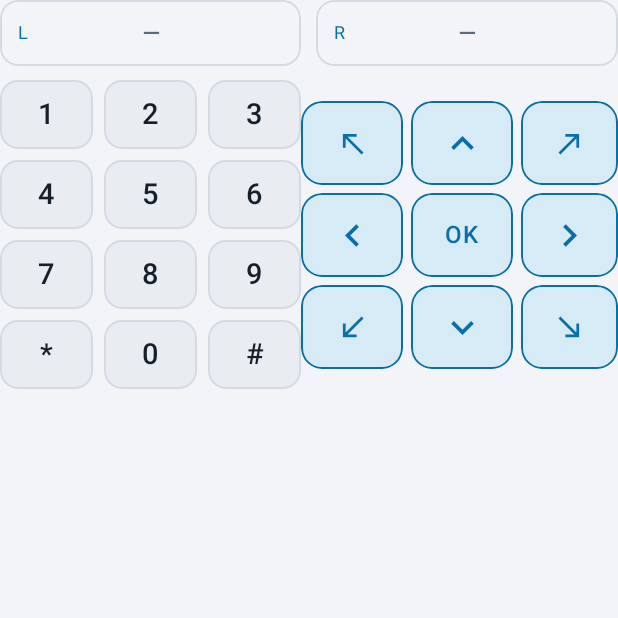
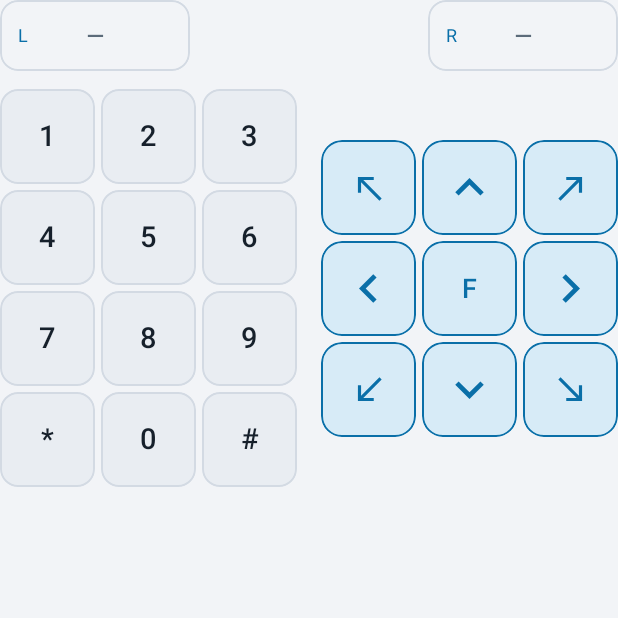
Before and after one commit to thanhtinz/emulator_java, an Android app built with Jetpack Compose: the composable Keypad called with empty values, on a phone screen of 412 x 824 dp, the top half of it. Run offline under Robolectric (Android 15) with nearby library versions, the phone set to English and light mode, and no system bars; libraries missing offline, so code that uses them is left out: com.mobicore.core; 1 statement that could not run was skipped.

Commit message:
Size the keypad the way J2ME Loader does
Its keys are square and measured off the screen, not off a guess:
keySize = min(width, height) / 6.5 upright, max(width, height) / 12
turned, with PHONE_KEY_SCALE_X = 2.0 and PHONE_KEY_SCALE_Y = 0.75 for
the two softkeys so they read as a wide, shallow bar. The fire key says
"F", as it does there and as MIDP names it.

All three keypads now derive their sizes that way rather than carrying
hard-coded 62x46 and 68x56 boxes, so a big phone gets big keys. The
keypad is laid out first and the game takes the space that is left: a
key that misses the thumb is worse than a game drawn slightly smaller.
Turned, the key size is also held to what its column can fit, since the
column is beside the game here rather than floating over it.

```diff
--- a/android/app/src/main/kotlin/com/mobicore/app/ui/EmulatorScreen.kt
+++ b/android/app/src/main/kotlin/com/mobicore/app/ui/EmulatorScreen.kt
@@ -16,7 +16,6 @@ import androidx.compose.foundation.layout.fillMaxHeight
 import androidx.compose.foundation.layout.fillMaxSize
 import androidx.compose.foundation.layout.fillMaxWidth
 import androidx.compose.foundation.layout.height
-import androidx.compose.foundation.layout.width
 import androidx.compose.foundation.layout.padding
 import androidx.compose.foundation.text.KeyboardActions
 import androidx.compose.foundation.text.KeyboardOptions
@@ -172,7 +171,7 @@ fun EmulatorScreen(
                     softKeyLabel = engine.leftSoftKeyLabel(),
                     onPress = { engine.pressButton(it) },
                     onRelease = { engine.releaseButton(it) },
-                    modifier = Modifier.width(232.dp).fillMaxHeight().padding(vertical = 8.dp),
+                    modifier = Modifier.fillMaxHeight().padding(vertical = 8.dp),
                 )
                 Box(Modifier.weight(1f).fillMaxHeight(), contentAlignment = Alignment.Center) {
                     GameSurface(engine, library, suiteId)
@@ -182,7 +181,7 @@ fun EmulatorScreen(
                     softKeyLabel = engine.rightSoftKeyLabel(),
                     onPress = { engine.pressButton(it) },
                     onRelease = { engine.releaseButton(it) },
-                    modifier = Modifier.width(232.dp).fillMaxHeight().padding(vertical = 8.dp),
+                    modifier = Modifier.fillMaxHeight().padding(vertical = 8.dp),
                 )
             }
             val landscapeError = engine.lastError
--- a/android/app/src/main/kotlin/com/mobicore/app/ui/Keypad.kt
+++ b/android/app/src/main/kotlin/com/mobicore/app/ui/Keypad.kt
@@ -5,12 +5,15 @@ import androidx.compose.foundation.border
 import androidx.compose.foundation.gestures.detectTapGestures
 import androidx.compose.foundation.layout.Arrangement
 import androidx.compose.foundation.layout.Box
+import androidx.compose.foundation.layout.BoxWithConstraints
 import androidx.compose.foundation.layout.Column
 import androidx.compose.foundation.layout.Row
+import androidx.compose.foundation.layout.fillMaxSize
 import androidx.compose.foundation.layout.fillMaxWidth
 import androidx.compose.foundation.layout.height
 import androidx.compose.foundation.layout.padding
 import androidx.compose.foundation.layout.size
+import androidx.compose.foundation.layout.width
 import androidx.compose.foundation.shape.RoundedCornerShape
 import androidx.compose.material.icons.Icons
 import androidx.compose.material.icons.filled.KeyboardArrowDown
@@ -34,8 +37,34 @@ import androidx.compose.ui.draw.clip
 import androidx.compose.ui.graphics.vector.ImageVector
 import androidx.compose.ui.input.pointer.pointerInput
 import androidx.compose.ui.text.font.FontWeight
+import androidx.compose.ui.platform.LocalConfiguration
+import androidx.compose.ui.unit.Dp
 import androidx.compose.ui.unit.dp
 import androidx.compose.ui.unit.sp
+
+/**
+ * Key metrics taken from J2ME Loader's on-screen keypad, which is the one
+ * every player of these games already has their thumbs trained on.
+ *
+ * Its keys are square and sized off the screen rather than off a designer's
+ * guess: `keySize = min(width, height) / 6.5` upright, `max(width, height) /
+ * 12` when the phone is turned. The two softkeys are the one exception —
+ * `PHONE_KEY_SCALE_X = 2.0f`, `PHONE_KEY_SCALE_Y = 0.75f` — so they read as a
+ * wide, shallow bar rather than as two more keys in the grid.
+ */
+private const val KEY_DIVISOR_UPRIGHT = 6.5f
+private const val KEY_DIVISOR_TURNED = 12f
+private const val SOFT_SCALE_X = 2.0f
+private const val SOFT_SCALE_Y = 0.75f
+/** A hair of daylight between keys; J2ME Loader snaps its keys together. */
+private val GAP = 4.dp
+
+@Composable
+private fun uprightKeySize(): Dp {
+    val configuration = LocalConfiguration.current
+    return (minOf(configuration.screenWidthDp, configuration.screenHeightDp)
+        / KEY_DIVISOR_UPRIGHT).dp
+}
 
 /**
  * Bàn phím ảo của điện thoại.
@@ -56,23 +85,24 @@ fun Keypad(
     rightSoftKey: String?,
     modifier: Modifier = Modifier,
 ) {
-    Column(modifier, verticalArrangement = Arrangement.spacedBy(9.dp)) {
+    val key = uprightKeySize()
+    Column(modifier, verticalArrangement = Arrangement.spacedBy(GAP * 3)) {
         // Directly under the screen, so they line up with the labels the
         // system draws along its bottom edge, as they do on a handset.
         // The two softkeys and nothing else. The call, end and clear keys a
         // handset carried are gone from the pad: they were there because the
         // device was a phone, and on screen they crowd the keys games read.
-        Row(Modifier.fillMaxWidth(), horizontalArrangement = Arrangement.spacedBy(10.dp)) {
-            SoftKey(leftSoftKey, "softLeft", onPress, onRelease, Modifier.weight(1f))
-            SoftKey(rightSoftKey, "softRight", onPress, onRelease, Modifier.weight(1f))
+        Row(Modifier.fillMaxWidth(), horizontalArrangement = Arrangement.SpaceBetween) {
+            SoftKey(leftSoftKey, "softLeft", onPress, onRelease, key)
+            SoftKey(rightSoftKey, "softRight", onPress, onRelease, key)
         }
         Row(
             Modifier.fillMaxWidth(),
             horizontalArrangement = Arrangement.SpaceBetween,
             verticalAlignment = Alignment.CenterVertically,
         ) {
-            NumericPad(onPress, onRelease)
-            DirectionalPad(onPress, onRelease)
+            NumericPad(onPress, onRelease, key)
+            DirectionalPad(onPress, onRelease, key)
         }
     }
 }
@@ -93,23 +123,33 @@ fun ControlColumn(
     onRelease: (String) -> Unit,
     modifier: Modifier = Modifier,
 ) {
+    // Turned, J2ME Loader sizes its keys off the long edge. Its keypad floats
+    // over the game, though, and this one has a column to itself, so the size
+    // is also held to what the column can hold.
+    val configuration = LocalConfiguration.current
+    val turned = (maxOf(configuration.screenWidthDp, configuration.screenHeightDp)
+        / KEY_DIVISOR_TURNED).dp
+    BoxWithConstraints(modifier.width(turned * 3 + GAP * 2 + 24.dp)) {
+        val room = (maxHeight - GAP * 4) / (4 + SOFT_SCALE_Y)
+        val key = minOf(turned, room)
         Column(
-        modifier,
+            Modifier.fillMaxSize(),
             horizontalAlignment = Alignment.CenterHorizontally,
-        verticalArrangement = Arrangement.SpaceEvenly,
+            verticalArrangement = Arrangement.SpaceBetween,
         ) {
             if (directional) {
-            DirectionalPad(onPress, onRelease)
+                DirectionalPad(onPress, onRelease, key)
             } else {
-            NumericPad(onPress, onRelease)
+                NumericPad(onPress, onRelease, key)
             }
             SoftKey(
                 label = softKeyLabel,
                 button = if (directional) "softLeft" else "softRight",
                 onPress = onPress,
                 onRelease = onRelease,
-            modifier = Modifier.fillMaxWidth(0.86f),
+                key = key,
             )
+        }
     }
 }
 
@@ -129,14 +169,16 @@ private fun SoftKey(
     button: String,
     onPress: (String) -> Unit,
     onRelease: (String) -> Unit,
-    modifier: Modifier = Modifier,
+    key: Dp,
 ) {
     var held by remember { mutableStateOf(false) }
     val bound = !label.isNullOrEmpty()
     val mark = if (button == "softLeft") "L" else "R"
     Box(
-        modifier
-            .height(44.dp)
+        Modifier
+            // Two keys across, three quarters of a key tall: J2ME Loader's
+            // own proportions for these two.
+            .size(key * SOFT_SCALE_X, key * SOFT_SCALE_Y)
             .clip(RoundedCornerShape(12.dp))
             .background(
                 when {
@@ -178,18 +220,18 @@ private fun SoftKey(
  * it comes up by itself when a game asks for text.
  */
 @Composable
-private fun NumericPad(onPress: (String) -> Unit, onRelease: (String) -> Unit) {
+private fun NumericPad(onPress: (String) -> Unit, onRelease: (String) -> Unit, key: Dp) {
     val rows = listOf(
         listOf("1" to "num1", "2" to "num2", "3" to "num3"),
         listOf("4" to "num4", "5" to "num5", "6" to "num6"),
         listOf("7" to "num7", "8" to "num8", "9" to "num9"),
         listOf("*" to "star", "0" to "num0", "#" to "hash"),
     )
-    Column(verticalArrangement = Arrangement.spacedBy(7.dp)) {
+    Column(verticalArrangement = Arrangement.spacedBy(GAP)) {
         rows.forEach { row ->
-            Row(horizontalArrangement = Arrangement.spacedBy(7.dp)) {
+            Row(horizontalArrangement = Arrangement.spacedBy(GAP)) {
                 row.forEach { (label, button) ->
-                    NumberKey(label, button, onPress, onRelease)
+                    NumberKey(label, button, onPress, onRelease, key)
                 }
             }
         }
@@ -205,28 +247,28 @@ private fun NumericPad(onPress: (String) -> Unit, onRelease: (String) -> Unit) {
  * once, which is what these send.
  */
 @Composable
-private fun DirectionalPad(onPress: (String) -> Unit, onRelease: (String) -> Unit) {
+private fun DirectionalPad(onPress: (String) -> Unit, onRelease: (String) -> Unit, key: Dp) {
     Column(
         horizontalAlignment = Alignment.CenterHorizontally,
-        verticalArrangement = Arrangement.spacedBy(5.dp),
+        verticalArrangement = Arrangement.spacedBy(GAP),
     ) {
-        Row(horizontalArrangement = Arrangement.spacedBy(5.dp)) {
-            ArrowKey(Icons.Filled.NorthWest, "upLeft", "Lên trái", onPress, onRelease, true)
-            ArrowKey(Icons.Filled.KeyboardArrowUp, "up", "Lên", onPress, onRelease)
-            ArrowKey(Icons.Filled.NorthEast, "upRight", "Lên phải", onPress, onRelease, true)
+        Row(horizontalArrangement = Arrangement.spacedBy(GAP)) {
+            ArrowKey(Icons.Filled.NorthWest, "upLeft", "Lên trái", onPress, onRelease, key, true)
+            ArrowKey(Icons.Filled.KeyboardArrowUp, "up", "Lên", onPress, onRelease, key)
+            ArrowKey(Icons.Filled.NorthEast, "upRight", "Lên phải", onPress, onRelease, key, true)
         }
         Row(
-            horizontalArrangement = Arrangement.spacedBy(5.dp),
+            horizontalArrangement = Arrangement.spacedBy(GAP),
             verticalAlignment = Alignment.CenterVertically,
         ) {
-            ArrowKey(Icons.Filled.KeyboardArrowLeft, "left", "Trái", onPress, onRelease)
-            FireKey(onPress, onRelease)
-            ArrowKey(Icons.Filled.KeyboardArrowRight, "right", "Phải", onPress, onRelease)
+            ArrowKey(Icons.Filled.KeyboardArrowLeft, "left", "Trái", onPress, onRelease, key)
+            FireKey(onPress, onRelease, key)
+            ArrowKey(Icons.Filled.KeyboardArrowRight, "right", "Phải", onPress, onRelease, key)
         }
-        Row(horizontalArrangement = Arrangement.spacedBy(5.dp)) {
-            ArrowKey(Icons.Filled.SouthWest, "downLeft", "Xuống trái", onPress, onRelease, true)
-            ArrowKey(Icons.Filled.KeyboardArrowDown, "down", "Xuống", onPress, onRelease)
-            ArrowKey(Icons.Filled.SouthEast, "downRight", "Xuống phải", onPress, onRelease, true)
+        Row(horizontalArrangement = Arrangement.spacedBy(GAP)) {
+            ArrowKey(Icons.Filled.SouthWest, "downLeft", "Xuống trái", onPress, onRelease, key, true)
+            ArrowKey(Icons.Filled.KeyboardArrowDown, "down", "Xuống", onPress, onRelease, key)
+            ArrowKey(Icons.Filled.SouthEast, "downRight", "Xuống phải", onPress, onRelease, key, true)
         }
     }
 }
@@ -237,11 +279,12 @@ private fun NumberKey(
     button: String,
     onPress: (String) -> Unit,
     onRelease: (String) -> Unit,
+    key: Dp,
 ) {
     var held by remember { mutableStateOf(false) }
     Column(
         Modifier
-            .size(62.dp, 46.dp)
+            .size(key)
             .clip(RoundedCornerShape(12.dp))
             .background(if (held) MobiColors.AccentDim else MobiColors.SurfaceAlt)
             .border(1.dp, if (held) MobiColors.Accent else MobiColors.Border, RoundedCornerShape(12.dp))
@@ -260,12 +303,13 @@ private fun ArrowKey(
     description: String,
     onPress: (String) -> Unit,
     onRelease: (String) -> Unit,
+    key: Dp,
     corner: Boolean = false,
 ) {
     var held by remember { mutableStateOf(false) }
     Box(
         Modifier
-            .size(68.dp, 56.dp)
+            .size(key)
             .clip(RoundedCornerShape(14.dp))
             .background(if (held) MobiColors.Accent.copy(alpha = 0.35f) else MobiColors.AccentDim)
             .border(1.dp, MobiColors.Accent, RoundedCornerShape(14.dp))
@@ -275,23 +319,25 @@ private fun ArrowKey(
         // The corners are quieter than the four main directions: there when a
         // game needs them, not competing for the thumb.
         Icon(icon, contentDescription = description, tint = MobiColors.Accent,
-            modifier = Modifier.size(if (corner) 22.dp else 30.dp))
+            modifier = Modifier.size(if (corner) key * 0.4f else key * 0.6f))
     }
 }
 
 @Composable
-private fun FireKey(onPress: (String) -> Unit, onRelease: (String) -> Unit) {
+private fun FireKey(onPress: (String) -> Unit, onRelease: (String) -> Unit, key: Dp) {
     var held by remember { mutableStateOf(false) }
     Box(
         Modifier
-            .size(68.dp, 56.dp)
+            .size(key)
             .clip(RoundedCornerShape(14.dp))
             .background(if (held) MobiColors.Accent.copy(alpha = 0.35f) else MobiColors.AccentDim)
             .border(1.dp, MobiColors.Accent, RoundedCornerShape(14.dp))
             .holdable("fire", onPress, onRelease) { held = it },
         contentAlignment = Alignment.Center,
     ) {
-        Text("OK", color = MobiColors.Accent, fontSize = 16.sp, fontWeight = FontWeight.SemiBold)
+        // "F" is what J2ME Loader writes here, and fire is what MIDP calls
+        // it; this key has never been an "OK" button.
+        Text("F", color = MobiColors.Accent, fontSize = 18.sp, fontWeight = FontWeight.SemiBold)
     }
 }
 
```
Also changed, not shown: 4 other files. Lines whose indentation alone changed are shown as unchanged.
